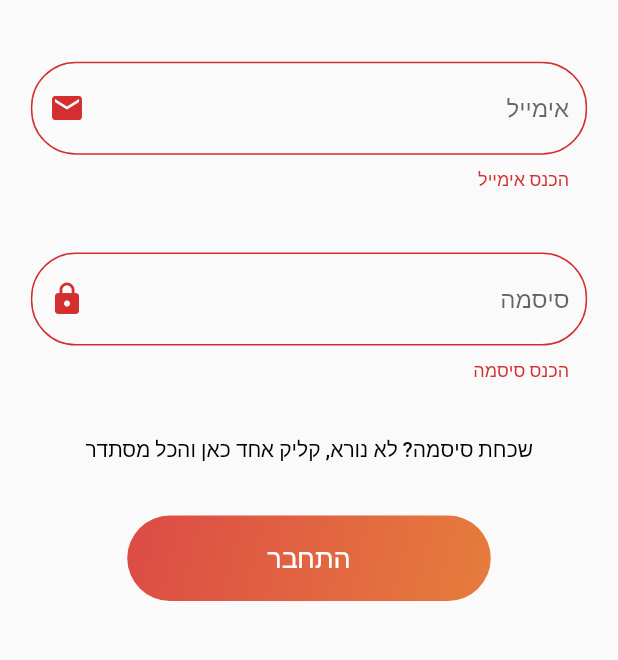
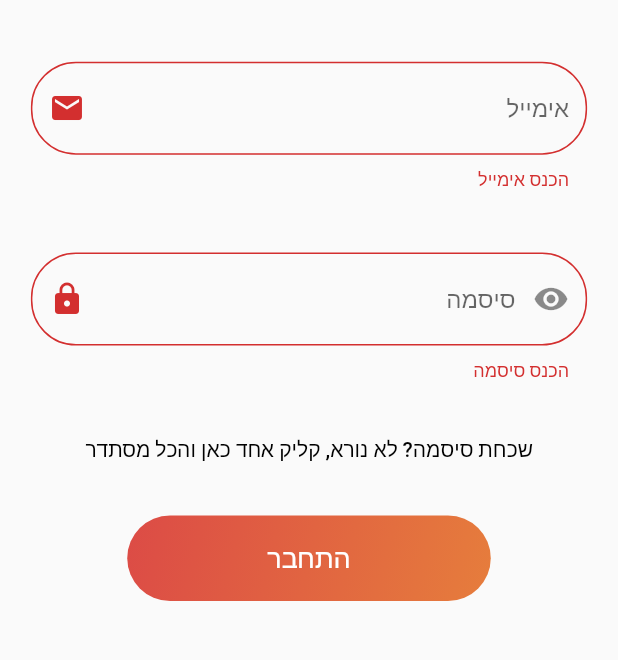
Before and after one commit to inamit/amiad-porat, a Flutter app: the screen it shows after launch, after a tap on "התחבר", on a phone screen of 412 x 824 dp, the part 412-1072 px from its top. Run offline on Flutter 3.47's test engine with Material 2 defaults, Android fonts, the phone set to English and light mode, and no system bars; our stand-ins replace form_field_validator; Roboto replaces fonts that are missing (Heebo).

Commit message:
fix(login_screen.dart): Change validators

```diff
--- /dev/null
+++ b/lib/screens/login_screen/components/login_button.dart
@@ -0,0 +1,42 @@
+import 'package:flutter/material.dart';
+
+class LoginButton extends StatelessWidget {
+  const LoginButton({
+    Key? key,
+    required this.gradient,
+    required this.title,
+  }) : super(key: key);
+
+  final List<Color> gradient;
+  final String title;
+
+  @override
+  Widget build(BuildContext context) {
+    return Padding(
+      padding: EdgeInsets.only(bottom: 10),
+      child: Stack(
+        alignment: Alignment(1.0, 0.0),
+        children: <Widget>[
+          Container(
+            alignment: Alignment.center,
+            width: MediaQuery.of(context).size.width / 1.7,
+            decoration: ShapeDecoration(
+              shape: RoundedRectangleBorder(
+                  borderRadius: BorderRadius.circular(30.0)),
+              gradient: LinearGradient(
+                  colors: gradient,
+                  begin: Alignment.topLeft,
+                  end: Alignment.bottomRight),
+            ),
+            child: Text(title,
+                style: TextStyle(
+                    color: Colors.white,
+                    fontSize: 18,
+                    fontWeight: FontWeight.w500)),
+            padding: EdgeInsets.only(top: 16, bottom: 16),
+          ),
+        ],
+      ),
+    );
+  }
+}
--- a/lib/screens/login_screen/login_screen.dart
+++ b/lib/screens/login_screen/login_screen.dart
@@ -1,9 +1,13 @@
 import 'dart:ui';
+
+import 'package:flutter/cupertino.dart';
+import 'package:form_field_validator/form_field_validator.dart';
 
 import '../home/home.dart';
 import 'package:flutter/material.dart';
 
 import '../../constants.dart';
+import 'components/login_button.dart';
 
 class LoginScreen extends StatefulWidget {
   const LoginScreen({Key? key}) : super(key: key);
@@ -20,14 +24,45 @@ class _LoginScreenState extends State<LoginScreen> {
 
   bool passwordShown = false;
 
+  FocusNode passwordFocus = new FocusNode();
+  FocusNode _emailFocus = new FocusNode();
+  final GlobalKey<FormFieldState> _emailFieldState =
+      GlobalKey<FormFieldState>();
+
+  @override
+  void initState() {
+    super.initState();
+
+    this._emailFocus.addListener(() {
+      if (!this._emailFocus.hasFocus) {
+        this._emailFieldState.currentState!.validate();
+      }
+    });
+  }
+
+  @override
+  void dispose() {
+    this.passwordFocus.dispose();
+    this._emailFocus.dispose();
+
+    super.dispose();
+  }
+
   @override
   Widget build(BuildContext context) {
     final Size size = MediaQuery.of(context).size;
 
-    return Scaffold(
-      body: SafeArea(
-        child: SingleChildScrollView(
-          keyboardDismissBehavior: ScrollViewKeyboardDismissBehavior.onDrag,
+    return GestureDetector(
+      onTap: () {
+        FocusScopeNode currentFocus = FocusScope.of(context);
+
+        if (!currentFocus.hasPrimaryFocus) {
+          currentFocus.unfocus();
+        }
+      },
+      child: Scaffold(
+        resizeToAvoidBottomInset: false,
+        body: SafeArea(
           child: Form(
             key: _formKey,
             child: Column(
@@ -60,7 +95,8 @@ class _LoginScreenState extends State<LoginScreen> {
                   onTap: () {
                     _submitForm();
                   },
-                  child: roundedRectButton("התחבר", redOrangeGradient),
+                  child:
+                      LoginButton(title: "התחבר", gradient: redOrangeGradient),
                 ),
               ],
             ),
@@ -70,22 +106,24 @@ class _LoginScreenState extends State<LoginScreen> {
     );
   }
 
+  void _submitForm() {
+    if (_formKey.currentState!.validate()) {
+      _formKey.currentState!.save();
+      // TODO: CONNECT TO SERVER AND LOGIN
+      Navigator.of(context)
+          .pushReplacement(CupertinoPageRoute(builder: (context) => Home()));
+    }
+  }
+
   Padding _buildPasswordTextField(Size size) {
     return Padding(
       padding: EdgeInsets.only(
           top: size.height / 20, right: size.width / 20, left: size.width / 20),
       child: TextFormField(
+        focusNode: this.passwordFocus,
         textDirection: TextDirection.ltr,
         onSaved: (value) => password = value!,
-        validator: (value) {
-          if (value!.isEmpty) {
-            return kPassNullError;
-          } else if (value.length < 8) {
-            return kShortPassError;
-          }
-
-          return null;
-        },
+        validator: RequiredValidator(errorText: kPassNullError),
         obscureText: !passwordShown,
         onEditingComplete: () {
           FocusScope.of(context).unfocus();
@@ -95,49 +133,40 @@ class _LoginScreenState extends State<LoginScreen> {
           hintTextDirection: TextDirection.rtl,
           border: OutlineInputBorder(borderRadius: BorderRadius.circular(30)),
           hintText: "סיסמה",
-          suffixIcon: IconButton(
+          suffixIcon: Icon(Icons.lock),
+          prefixIcon: IconButton(
             onPressed: () {
               setState(() {
                 passwordShown = !passwordShown;
               });
             },
-            icon: Icon(passwordShown ? Icons.lock_open : Icons.lock),
+            icon: Icon(passwordShown ? Icons.visibility_off : Icons.visibility),
           ),
         ),
       ),
     );
   }
 
-  void _submitForm() {
-    if (_formKey.currentState!.validate()) {
-      _formKey.currentState!.save();
-
-      // TODO: CONNECT TO SERVER AND LOGIN
-      Navigator.of(context)
-          .pushReplacement(MaterialPageRoute(builder: (context) => Home()));
-    }
-  }
-
   Padding _buildEmailTextField(Size size) {
     final node = FocusScope.of(context);
+    MultiValidator validate = MultiValidator([
+      RequiredValidator(errorText: kEmailNullError),
+      EmailValidator(errorText: kInvalidEmailError),
+    ]);
+
     return Padding(
       padding: EdgeInsets.only(
           top: size.height / 20, right: size.width / 20, left: size.width / 20),
       child: TextFormField(
+        key: this._emailFieldState,
+        focusNode: this._emailFocus,
         textDirection: TextDirection.ltr,
         onSaved: (value) => email = value!,
-        validator: (value) {
-          if (value!.isEmpty) {
-            return kEmailNullError;
-          } else if (!emailValidatorRegExp.hasMatch(value)) {
-            return kInvalidEmailError;
-          }
-
-          return null;
-        },
+        validator: validate,
+        textInputAction: TextInputAction.next,
         keyboardType: TextInputType.emailAddress,
         autocorrect: false,
-        onEditingComplete: () => node.nextFocus(),
+        onEditingComplete: () => node.requestFocus(this.passwordFocus),
         decoration: InputDecoration(
           hintTextDirection: TextDirection.rtl,
           border: OutlineInputBorder(borderRadius: BorderRadius.circular(30)),
@@ -147,35 +176,4 @@ class _LoginScreenState extends State<LoginScreen> {
       ),
     );
   }
-
-  Widget roundedRectButton(String title, List<Color> gradient) {
-    return Builder(builder: (BuildContext mContext) {
-      return Padding(
-        padding: EdgeInsets.only(bottom: 10),
-        child: Stack(
-          alignment: Alignment(1.0, 0.0),
-          children: <Widget>[
-            Container(
-              alignment: Alignment.center,
-              width: MediaQuery.of(mContext).size.width / 1.7,
-              decoration: ShapeDecoration(
-                shape: RoundedRectangleBorder(
-                    borderRadius: BorderRadius.circular(30.0)),
-                gradient: LinearGradient(
-                    colors: gradient,
-                    begin: Alignment.topLeft,
-                    end: Alignment.bottomRight),
-              ),
-              child: Text(title,
-                  style: TextStyle(
-                      color: Colors.white,
-                      fontSize: 18,
-                      fontWeight: FontWeight.w500)),
-              padding: EdgeInsets.only(top: 16, bottom: 16),
-            ),
-          ],
-        ),
-      );
-    });
-  }
 }
```
Also changed, not shown: pubspec.yaml (+5 -6 lines), pubspec.lock, 1 other file.
